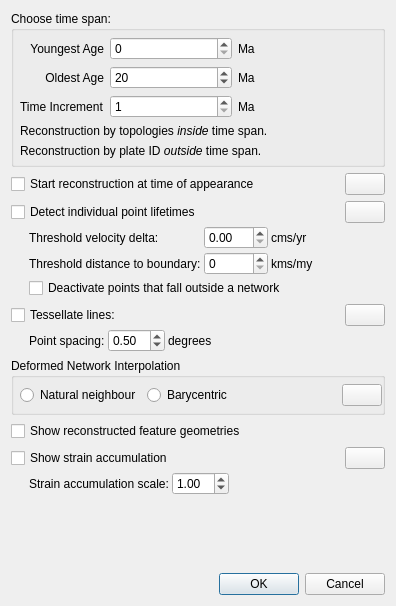
GPlates/GPlates, file src/qt-widgets/SetTopologyReconstructionParametersDialogUi.ui: the form before one commit.
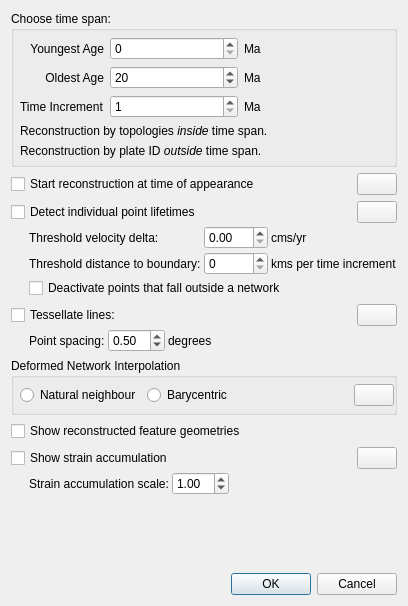
The form after the commit. Icons and pictures are not drawn.

Commit message: (trunk) Improve explanation to user of threshold used in topology reconstruction.

```diff
--- a/src/qt-widgets/SetTopologyReconstructionParametersDialogUi.ui
+++ b/src/qt-widgets/SetTopologyReconstructionParametersDialogUi.ui
@@ -376,7 +376,7 @@
           <item row="4" column="2">
            <widget class="QLabel" name="label_4">
             <property name="text">
-             <string>kms/my</string>
+             <string>kms per time increment</string>
             </property>
            </widget>
           </item>
```
The commit also changes 1 other file.
